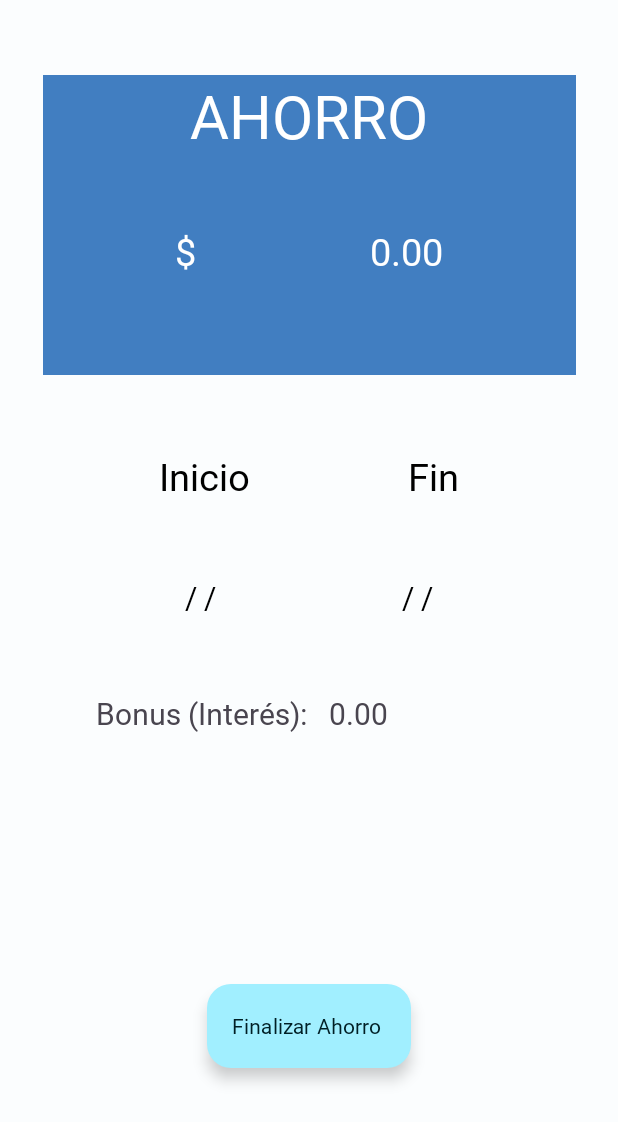
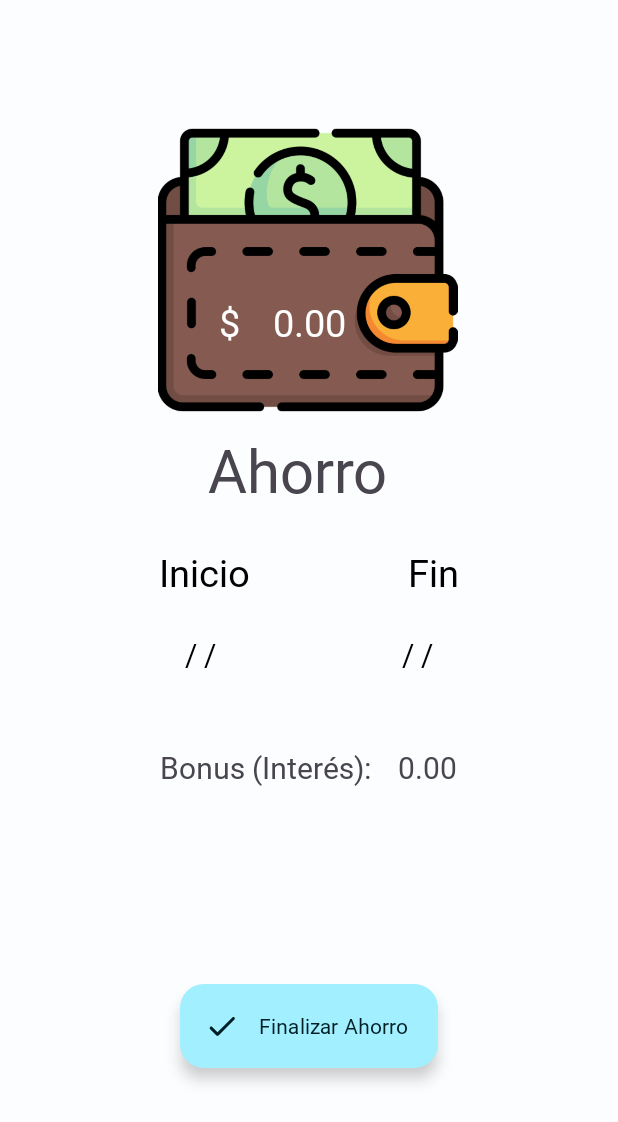
Before and after one commit to osvaldoortega01/MyFirstBank, an Android app: the Ahorro_Creado screen opened directly, with no data from a screen before it, on a phone screen of 412 x 824 dp. Shown: the top 1122 px of the screen. Run offline under Robolectric (Android 15) with nearby library versions, the phone set to English and light mode, and no system bars; Roboto replaces fonts that are not available here.

Commit message:
Estilo en ahorros

```diff
--- /dev/null
+++ b/app/src/main/res/drawable/ic_round_done_24.xml
@@ -0,0 +1,10 @@
+<vector xmlns:android="http://schemas.android.com/apk/res/android"
+    android:width="24dp"
+    android:height="24dp"
+    android:viewportWidth="24"
+    android:viewportHeight="24"
+    android:tint="?attr/colorControlNormal">
+  <path
+      android:fillColor="@android:color/white"
+      android:pathData="M9,16.2l-3.5,-3.5c-0.39,-0.39 -1.01,-0.39 -1.4,0 -0.39,0.39 -0.39,1.01 0,1.4l4.19,4.19c0.39,0.39 1.02,0.39 1.41,0L20.3,7.7c0.39,-0.39 0.39,-1.01 0,-1.4 -0.39,-0.39 -1.01,-0.39 -1.4,0L9,16.2z"/>
+</vector>
--- a/app/src/main/res/layout/activity_ahorro_creado.xml
+++ b/app/src/main/res/layout/activity_ahorro_creado.xml
@@ -10,110 +10,110 @@
         android:id="@+id/iv_CantidadBackground"
         android:layout_width="410dp"
         android:layout_height="200dp"
+        android:layout_marginTop="80dp"
+        app:layout_constraintEnd_toEndOf="parent"
+        app:layout_constraintHorizontal_bias="0.0"
         app:layout_constraintStart_toStartOf="parent"
         app:layout_constraintTop_toTopOf="parent"
-        app:layout_constraintEnd_toEndOf="parent"
-        android:layout_marginTop="50dp"
-        app:srcCompat="@drawable/blue_color_bg" />
+        app:srcCompat="@drawable/wallet" />
 
     <TextView
         android:id="@+id/tv_AhorroTitulo"
-        android:text="AHORRO"
-        android:textSize="40sp"
         android:layout_width="wrap_content"
         android:layout_height="wrap_content"
+        android:layout_marginTop="6dp"
+        android:text="Ahorro"
+        android:textSize="40sp"
+        app:layout_constraintEnd_toEndOf="parent"
+        app:layout_constraintHorizontal_bias="0.476"
         app:layout_constraintStart_toStartOf="parent"
-        app:layout_constraintTop_toTopOf="parent"
-        app:layout_constraintEnd_toEndOf="parent"
-        android:layout_marginTop="50dp"
-        android:textColor="@android:color/white"
-        />
+        app:layout_constraintTop_toBottomOf="@id/iv_CantidadBackground" />
 
     <TextView
         android:id="@+id/tv_DolarSigno"
-        android:text="$"
-        android:textSize="25sp"
         android:layout_width="wrap_content"
         android:layout_height="wrap_content"
-        app:layout_constraintLeft_toLeftOf="parent"
-        app:layout_constraintTop_toTopOf="@id/tv_AhorroTitulo"
-        app:layout_constraintRight_toLeftOf="@id/tv_AhorroCantidad"
-        android:layout_marginTop="100dp"
+        android:layout_marginEnd="22dp"
+        android:text="$"
         android:textColor="@android:color/white"
-        />
+        android:textSize="25sp"
+        app:layout_constraintBottom_toBottomOf="@+id/tv_AhorroCantidad"
+        app:layout_constraintEnd_toStartOf="@+id/tv_AhorroCantidad" />
 
     <TextView
         android:id="@+id/tv_AhorroCantidad"
-        android:text="0.00"
-        android:textSize="25sp"
         android:layout_width="wrap_content"
         android:layout_height="wrap_content"
-        app:layout_constraintLeft_toRightOf="@id/tv_DolarSigno"
-        app:layout_constraintTop_toTopOf="@id/tv_AhorroTitulo"
+
+        android:layout_marginBottom="48dp"
+
+        android:text="0.00"
+        android:textColor="@android:color/white"
+
+        android:textSize="25sp"
+        app:layout_constraintBottom_toBottomOf="@+id/iv_CantidadBackground"
+        app:layout_constraintEnd_toEndOf="parent"
+        app:layout_constraintStart_toStartOf="parent" />
+
+    <TextView
+        android:id="@+id/tv_FinTitulo"
+        android:layout_width="wrap_content"
+        android:layout_height="wrap_content"
+        android:layout_marginTop="84dp"
+        android:text="Fin"
+        android:textColor="@android:color/black"
+        android:textSize="25sp"
+        app:layout_constraintLeft_toRightOf="@id/tv_InicioTitulo"
         app:layout_constraintRight_toRightOf="parent"
-        android:layout_marginTop="100dp"
-        android:textColor="@android:color/white"
-        />
+        app:layout_constraintTop_toBottomOf="@id/iv_CantidadBackground" />
+
+    <TextView
+        android:id="@+id/tv_FinFechaAhorro"
+        android:layout_width="wrap_content"
+        android:layout_height="wrap_content"
+        android:layout_marginTop="24dp"
+        android:text="/ /"
+        android:textColor="@android:color/black"
+        android:textSize="20sp"
+        app:layout_constraintLeft_toRightOf="@id/tv_InicioFechaAhorro"
+        app:layout_constraintRight_toRightOf="parent"
+        app:layout_constraintTop_toBottomOf="@id/tv_FinTitulo" />
 
     <TextView
         android:id="@+id/tv_InicioTitulo"
-        android:text="Inicio"
-        android:textSize="25sp"
         android:layout_width="wrap_content"
         android:layout_height="wrap_content"
+        android:layout_marginTop="84dp"
+        android:text="Inicio"
+        android:textColor="@android:color/black"
+        android:textSize="25sp"
         app:layout_constraintLeft_toLeftOf="parent"
-        app:layout_constraintTop_toBottomOf="@id/iv_CantidadBackground"
         app:layout_constraintRight_toLeftOf="@id/tv_FinTitulo"
-        android:layout_marginTop="50dp"
-        android:textColor="@android:color/black"
-        />
+        app:layout_constraintTop_toBottomOf="@id/iv_CantidadBackground" />
 
     <TextView
-        android:id="@+id/tv_FinTitulo"
-        android:text="Fin"
-        android:textSize="25sp"
+        android:id="@+id/tv_InicioFechaAhorro"
         android:layout_width="wrap_content"
         android:layout_height="wrap_content"
-        app:layout_constraintLeft_toRightOf="@id/tv_InicioTitulo"
-        app:layout_constraintTop_toBottomOf="@id/iv_CantidadBackground"
-        app:layout_constraintRight_toRightOf="parent"
-        android:layout_marginTop="50dp"
+        android:layout_marginTop="24dp"
+        android:text="/ /"
         android:textColor="@android:color/black"
-        />
-    <TextView
-        android:id="@+id/tv_InicioFechaAhorro"
-        android:text="/ /"
         android:textSize="20sp"
-        android:layout_width="wrap_content"
-        android:layout_height="wrap_content"
         app:layout_constraintLeft_toLeftOf="parent"
-        app:layout_constraintTop_toBottomOf="@id/tv_InicioTitulo"
         app:layout_constraintRight_toLeftOf="@id/tv_FinFechaAhorro"
-        android:layout_marginTop="50dp"
-        android:textColor="@android:color/black"
-        />
-
-    <TextView
-        android:id="@+id/tv_FinFechaAhorro"
-        android:text="/ /"
-        android:textSize="20sp"
-        android:layout_width="wrap_content"
-        android:layout_height="wrap_content"
-        app:layout_constraintLeft_toRightOf="@id/tv_InicioFechaAhorro"
-        app:layout_constraintTop_toBottomOf="@id/tv_FinTitulo"
-        app:layout_constraintRight_toRightOf="parent"
-        android:layout_marginTop="50dp"
-        android:textColor="@android:color/black"
-        />
+        app:layout_constraintTop_toBottomOf="@id/tv_InicioTitulo" />
 
     <TextView
         android:id="@+id/tv_BonusTitulo"
         android:layout_width="wrap_content"
         android:layout_height="wrap_content"
-        android:layout_marginStart="64dp"
-        android:layout_marginTop="50dp"
+        android:layout_marginTop="48dp"
         android:text="Bonus (Interés): "
         android:textSize="20sp"
+
+
+        app:layout_constraintEnd_toEndOf="parent"
+        app:layout_constraintHorizontal_bias="0.4"
         app:layout_constraintStart_toStartOf="parent"
         app:layout_constraintTop_toBottomOf="@id/tv_InicioFechaAhorro" />
 
@@ -121,12 +121,12 @@
         android:id="@+id/tv_BonusAhorro"
         android:layout_width="wrap_content"
         android:layout_height="wrap_content"
-        android:layout_marginStart="10dp"
-        android:layout_marginTop="50dp"
         android:text="0.00"
         android:textSize="20sp"
-        app:layout_constraintStart_toEndOf="@id/tv_BonusTitulo"
-        app:layout_constraintTop_toBottomOf="@id/tv_InicioFechaAhorro" />
+        app:layout_constraintBottom_toBottomOf="@+id/tv_BonusTitulo"
+        app:layout_constraintEnd_toEndOf="parent"
+        app:layout_constraintHorizontal_bias="0.109"
+        app:layout_constraintStart_toEndOf="@+id/tv_BonusTitulo" />
 
     <com.google.android.material.floatingactionbutton.ExtendedFloatingActionButton
         android:id="@+id/btn_FinalizarAhorro"
@@ -136,6 +136,7 @@
         android:layout_marginBottom="112dp"
         android:contentDescription="Clic para finalizar el ahorro (Se perdarán los intereses)"
         android:text="Finalizar Ahorro"
+        app:icon="@drawable/ic_round_done_24"
         app:layout_constraintBottom_toBottomOf="parent"
         app:layout_constraintEnd_toEndOf="parent"
         app:layout_constraintStart_toStartOf="parent" />
```
Also changed, not shown: app/src/main/res/drawable/wallet.png (added).
